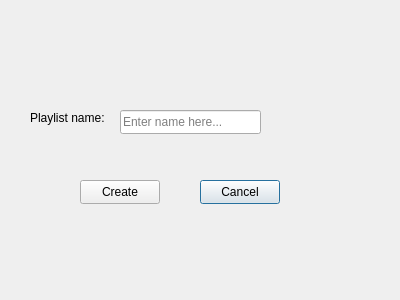
First picture: the form in createplaylistdialog.ui, repository Kiana-hash/MusicAppQt, before the edit.
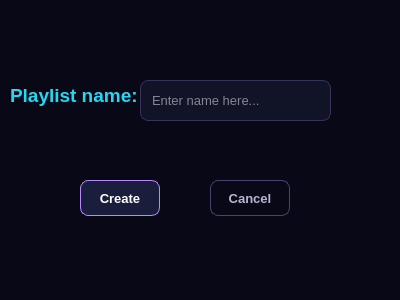
Second picture: the form after the edit.

Commit message: made the ui stylish with stylesheets and added resource file for  background images inside app

```diff
--- a/createplaylistdialog.ui
+++ b/createplaylistdialog.ui
@@ -13,13 +13,337 @@
   <property name="windowTitle">
    <string>Dialog</string>
   </property>
+  <property name="styleSheet">
+   <string notr="true">/* =========================================
+   SHARED DARK SYNTHWAVE FOUNDATION
+   ========================================= */
+
+QWidget {
+    color: #F7F5FF;
+    font-family: &quot;Segoe UI&quot;;
+    font-size: 10pt;
+}
+
+QDialog,
+QMainWindow {
+    background-color: #080817;
+}
+
+/* ---------- Labels ---------- */
+
+QLabel {
+    color: #F7F5FF;
+    background-color: transparent;
+}
+
+/* ---------- Text inputs ---------- */
+
+QLineEdit,
+QTextEdit,
+QSpinBox,
+QComboBox {
+    color: #F7F5FF;
+    background-color: rgba(17, 19, 39, 235);
+
+    border: 1px solid #37335C;
+    border-radius: 8px;
+
+    padding: 6px 9px;
+
+    selection-background-color: #8B5CF6;
+    selection-color: white;
+}
+
+QLineEdit:hover,
+QTextEdit:hover,
+QSpinBox:hover,
+QComboBox:hover {
+    border-color: #625A92;
+}
+
+QLineEdit:focus,
+QTextEdit:focus,
+QSpinBox:focus,
+QComboBox:focus {
+    background-color: #151831;
+    border: 1px solid #27D7F2;
+}
+
+QLineEdit:disabled,
+QTextEdit:disabled,
+QSpinBox:disabled,
+QComboBox:disabled {
+    color: #686581;
+    background-color: #0E1022;
+    border-color: #25233D;
+}
+
+/* ---------- Combo box ---------- */
+
+QComboBox::drop-down {
+    width: 25px;
+    border: none;
+}
+
+QComboBox QAbstractItemView {
+    color: #F7F5FF;
+    background-color: #14162D;
+
+    border: 1px solid #534B82;
+    border-radius: 7px;
+
+    padding: 4px;
+    outline: none;
+
+    selection-color: white;
+    selection-background-color: #734BD1;
+}
+
+/* ---------- Buttons ---------- */
+
+QPushButton {
+    min-height: 30px;
+
+    color: #F7F5FF;
+    background-color: #1A1D3B;
+
+    border: 1px solid #49446F;
+    border-radius: 8px;
+
+    padding: 2px 12px;
+
+    font-weight: 600;
+}
+
+QPushButton:hover {
+    background-color: #27264D;
+    border-color: #9B7CFF;
+}
+
+QPushButton:pressed {
+    background-color: #342A68;
+    border-color: #F15BB5;
+}
+
+QPushButton:focus {
+    border-color: #27D7F2;
+}
+
+QPushButton:disabled {
+    color: #686581;
+    background-color: #101225;
+    border-color: #282640;
+}
+
+/* ---------- Lists ---------- */
+
+QListWidget {
+    color: #F7F5FF;
+    background-color: rgba(14, 16, 35, 238);
+
+    border: 1px solid #302D52;
+    border-radius: 12px;
+
+    padding: 5px;
+    outline: none;
+}
+
+QListWidget::item {
+    min-height: 34px;
+
+    margin: 2px;
+    padding: 6px 9px;
+
+    border-radius: 8px;
+}
+
+QListWidget::item:hover {
+    background-color: rgba(93, 68, 157, 125);
+}
+
+QListWidget::item:selected {
+    color: white;
+    background-color: #6842C2;
+}
+
+/* ---------- Scrollbars ---------- */
+
+QScrollBar:vertical {
+    width: 10px;
+
+    background-color: transparent;
+
+    margin: 5px 2px 5px 0;
+}
+
+QScrollBar::handle:vertical {
+    min-height: 30px;
+
+    background-color: #4C4477;
+    border-radius: 5px;
+}
+
+QScrollBar::handle:vertical:hover {
+    background-color: #8B5CF6;
+}
+
+QScrollBar::add-line:vertical,
+QScrollBar::sub-line:vertical,
+QScrollBar::add-page:vertical,
+QScrollBar::sub-page:vertical {
+    height: 0;
+    background-color: transparent;
+}
+
+/* ---------- Radio buttons ---------- */
+
+QRadioButton {
+    color: #D8D4EC;
+    spacing: 7px;
+}
+
+QRadioButton::indicator {
+    width: 15px;
+    height: 15px;
+
+    background-color: #111327;
+
+    border: 1px solid #625A92;
+    border-radius: 8px;
+}
+
+QRadioButton::indicator:hover {
+    border-color: #27D7F2;
+}
+
+QRadioButton::indicator:checked {
+    background-color: #F15BB5;
+    border: 4px solid #211B43;
+}
+
+/* ---------- Sliders ---------- */
+
+QSlider::groove:horizontal {
+    height: 6px;
+
+    background-color: #292642;
+    border-radius: 3px;
+}
+
+QSlider::sub-page:horizontal {
+    background: qlineargradient(
+        x1: 0,
+        y1: 0,
+        x2: 1,
+        y2: 0,
+        stop: 0 #27D7F2,
+        stop: 0.52 #8B5CF6,
+        stop: 1 #F15BB5
+    );
+
+    border-radius: 3px;
+}
+
+QSlider::add-page:horizontal {
+    background-color: #292642;
+    border-radius: 3px;
+}
+
+QSlider::handle:horizontal {
+    width: 15px;
+
+    margin: -5px 0;
+
+    background-color: #F7F5FF;
+
+    border: 2px solid #A66CFF;
+    border-radius: 8px;
+}
+
+QSlider::handle:horizontal:hover {
+    background-color: #27D7F2;
+    border-color: white;
+}
+
+/* ---------- Tooltips ---------- */
+
+QToolTip {
+    color: white;
+    background-color: #171A35;
+
+    border: 1px solid #8B5CF6;
+    border-radius: 5px;
+
+    padding: 5px;
+}
+
+/* ---------- Message boxes ---------- */
+
+QMessageBox {
+    background-color: #0D0F20;
+}
+
+QMessageBox QLabel {
+    min-width: 260px;
+    color: #F7F5FF;
+}
+
+QMessageBox QPushButton {
+    min-width: 84px;
+}
+/* CREATE PLAYLIST */
+
+QDialog#CreatePlaylistDialog {
+    background: qradialgradient(
+        cx: 0.18,
+        cy: 0.08,
+        radius: 1,
+        stop: 0 #143647,
+        stop: 0.43 #11142D,
+        stop: 1 #080817
+    );
+}
+
+QLabel#label {
+    color: #27D7F2;
+
+    font-family: &quot;Bahnschrift&quot;;
+    font-size: 14pt;
+    font-weight: 700;
+}
+
+QPushButton#createButton {
+    color: white;
+
+    background: qlineargradient(
+        x1: 0,
+        y1: 0,
+        x2: 1,
+        y2: 0,
+        stop: 0 #6941C6,
+        stop: 0.55 #8B5CF6,
+        stop: 1 #D946A5
+    );
+
+    border-color: #B58AFF;
+}
+
+QPushButton#createButton:hover {
+    border-color: #27D7F2;
+}
+
+QPushButton#cancelButton {
+    color: #B9B4CF;
+    background-color: transparent;
+}</string>
+  </property>
   <widget class="QLineEdit" name="playlistNameLineEdit">
    <property name="geometry">
     <rect>
-     <x>120</x>
-     <y>110</y>
-     <width>141</width>
-     <height>24</height>
+     <x>140</x>
+     <y>80</y>
+     <width>191</width>
+     <height>41</height>
     </rect>
    </property>
    <property name="placeholderText">
@@ -29,10 +353,10 @@
   <widget class="QPushButton" name="cancelButton">
    <property name="geometry">
     <rect>
-     <x>200</x>
+     <x>210</x>
      <y>180</y>
      <width>80</width>
-     <height>24</height>
+     <height>36</height>
     </rect>
    </property>
    <property name="text">
@@ -45,7 +369,7 @@
      <x>80</x>
      <y>180</y>
      <width>80</width>
-     <height>24</height>
+     <height>36</height>
     </rect>
    </property>
    <property name="text">
@@ -55,10 +379,10 @@
   <widget class="QLabel" name="label">
    <property name="geometry">
     <rect>
-     <x>30</x>
-     <y>110</y>
-     <width>91</width>
-     <height>16</height>
+     <x>10</x>
+     <y>80</y>
+     <width>141</width>
+     <height>31</height>
     </rect>
    </property>
    <property name="text">
```
The commit also changes 25 other files.
